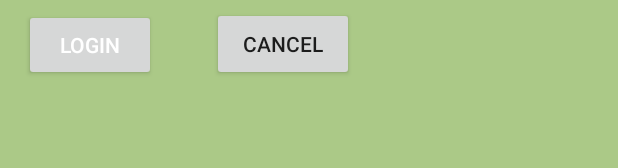
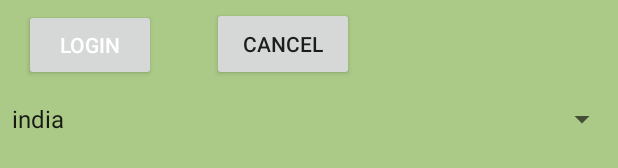
Before and after one commit to 99002650/LnT, an Android app: the layout activity_main.xml on its own in the app's theme, with its tools: preview values and no code run, on a phone screen of 412 x 824 dp. Shown: the part 307-475 px from the top of the screen. Run offline under Robolectric (Android 15) with nearby library versions, the phone set to English and light mode, and no system bars.

Commit message:
spinner & arrays.xml

```diff
--- a/app/src/main/AndroidManifest.xml
+++ b/app/src/main/AndroidManifest.xml
@@ -10,16 +10,16 @@
         android:supportsRtl="true"
         android:theme="@style/AppTheme">
         <activity android:name=".RecyclerActivity">
+
+        </activity>
+        <activity android:name=".HomeActivity" />
+        <activity android:name=".MainActivity">
             <intent-filter>
                 <action android:name="android.intent.action.MAIN" />
 
                 <category android:name="android.intent.category.LAUNCHER" />
             </intent-filter>
         </activity>
-        <activity android:name=".HomeActivity" />
-        <activity android:name=".MainActivity">
-
-        </activity>
     </application>
 
 </manifest>
--- a/app/src/main/res/layout/activity_main.xml
+++ b/app/src/main/res/layout/activity_main.xml
@@ -3,8 +3,8 @@
     xmlns:app="http://schemas.android.com/apk/res-auto"
     xmlns:tools="http://schemas.android.com/tools"
     android:layout_width="match_parent"
+    android:layout_height="match_parent"
     android:background="@color/background_color"
-    android:layout_height="match_parent"
     tools:context=".MainActivity">
 
     <EditText
@@ -22,11 +22,11 @@
     <EditText
         android:id="@+id/editTextTextPassword"
         android:layout_width="wrap_content"
-        android:hint="@string/enter_pwd"
         android:layout_height="wrap_content"
         android:layout_marginStart="21dp"
         android:layout_marginTop="20dp"
         android:ems="10"
+        android:hint="@string/enter_pwd"
         android:inputType="textPassword"
         app:layout_constraintStart_toStartOf="parent"
         app:layout_constraintTop_toBottomOf="@+id/editTextTextPersonName" />
@@ -43,28 +43,38 @@
 
     <Button
         android:id="@+id/buttonlogin"
-        android:onClick="clickHandler"
-        android:textColor="@color/white_font_color"
         android:layout_width="wrap_content"
         android:layout_height="wrap_content"
         android:layout_marginStart="16dp"
         android:layout_marginTop="23dp"
         android:layout_marginEnd="37dp"
+        android:onClick="clickHandler"
         android:text="login"
+        android:textColor="@color/white_font_color"
         app:layout_constraintEnd_toStartOf="@+id/buttoncancel"
         app:layout_constraintStart_toStartOf="parent"
         app:layout_constraintTop_toBottomOf="@+id/checkBox" />
 
     <Button
         android:id="@+id/buttoncancel"
-        android:onClick="clickHandler"
+        android:layout_width="0dp"
 
-        android:layout_width="0dp"
         android:layout_height="49dp"
         android:layout_marginTop="22dp"
         android:layout_marginEnd="176dp"
+        android:onClick="clickHandler"
         android:text="cancel"
         app:layout_constraintEnd_toEndOf="parent"
         app:layout_constraintStart_toEndOf="@+id/buttonlogin"
         app:layout_constraintTop_toBottomOf="@+id/checkBox" />
+
+    <Spinner
+        android:id="@+id/spinnercountries"
+        android:entries="@array/countries"
+        android:layout_width="0dp"
+        android:layout_height="wrap_content"
+        android:layout_marginTop="13dp"
+        app:layout_constraintEnd_toEndOf="parent"
+        app:layout_constraintStart_toStartOf="parent"
+        app:layout_constraintTop_toBottomOf="@+id/buttonlogin" />
 </androidx.constraintlayout.widget.ConstraintLayout>
--- /dev/null
+++ b/app/src/main/res/values/arrays.xml
@@ -0,0 +1,10 @@
+<?xml version="1.0" encoding="utf-8"?>
+<resources>
+
+    <string-array name="countries">
+        <item>india</item>
+        <item>usa</item>
+        <item>uk</item>
+
+    </string-array>
+</resources>
```
